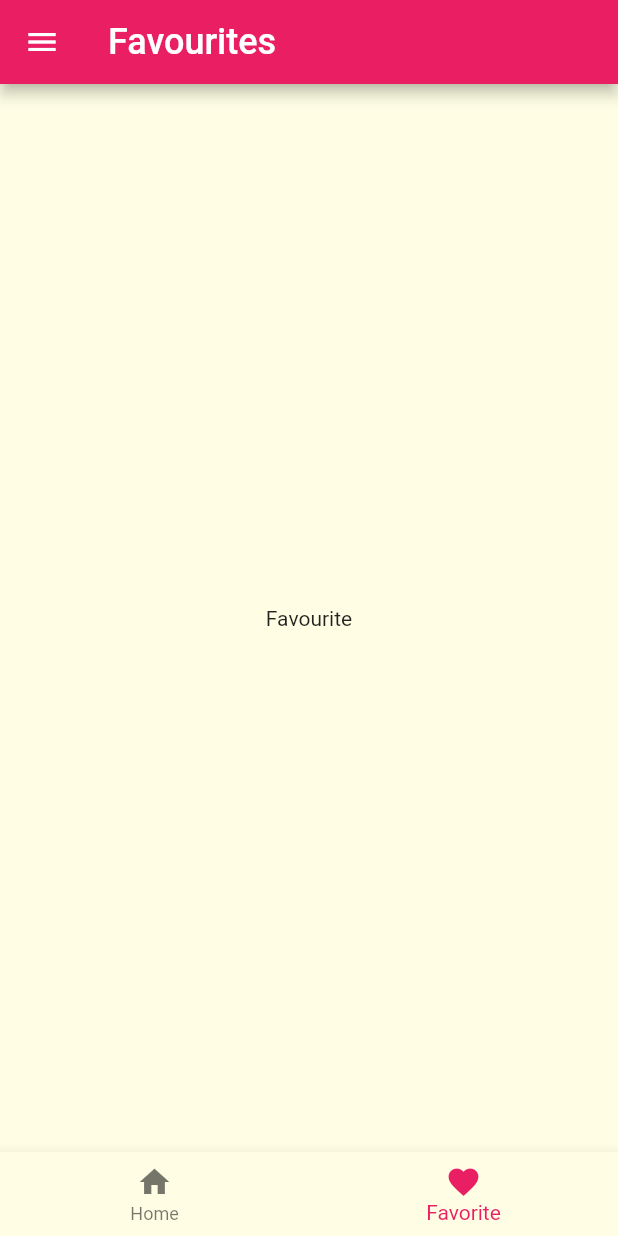
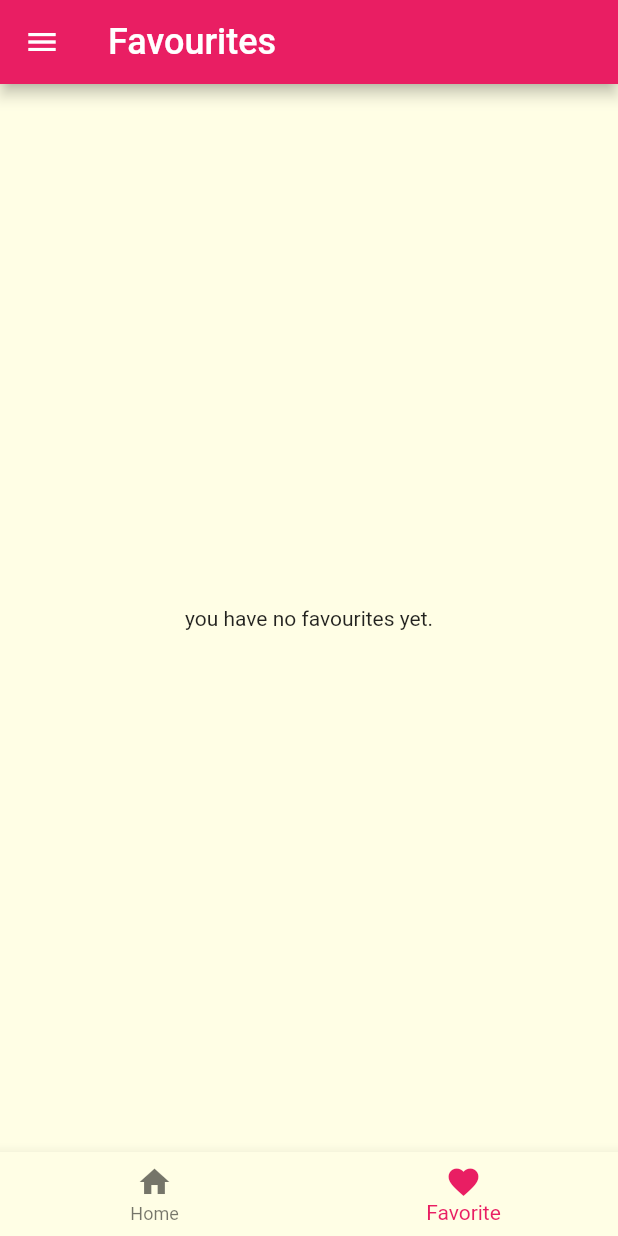
Before and after one commit to pd28CSE/Flutter_Meals_App_New, a Flutter app: the screen it shows after launch, item 2 of the bottom bar chosen, on a phone screen of 412 x 824 dp. Run offline on Flutter 3.47's test engine with Material 2 defaults, Android fonts, the phone set to English and light mode, and no system bars.

Commit message:
display info in favourite_screen and some other work related to the favourite_screen

```diff
--- a/lib/screens/favourite_screen.dart
+++ b/lib/screens/favourite_screen.dart
@@ -1,15 +1,30 @@
 import 'package:flutter/material.dart';
 
 import '../models/meal.dart';
+import '../widgets/meal_item.dart';
 
 class FavouriteScreen extends StatelessWidget {
   final List<Meal> favouriteMeals;
   const FavouriteScreen({super.key, required this.favouriteMeals});
 
+  void unnecessaryWork(String no) {}
+
   @override
   Widget build(BuildContext context) {
-    return const Center(
-      child: Text('Favourite'),
-    );
+    if (favouriteMeals.isEmpty) {
+      return const Center(
+        child: Text('you have no favourites yet.'),
+      );
+    } else {
+      return ListView.builder(
+        itemBuilder: (cntxt, index) {
+          return MealItem(
+            id: favouriteMeals[index].id,
+            deleteMeal: unnecessaryWork,
+          );
+        },
+        itemCount: favouriteMeals.length,
+      );
+    }
   }
 }
```
Also changed, not shown: lib/main.dart (+10 -2 lines), lib/screens/meal_detail_screen.dart (+14 -4 lines).
